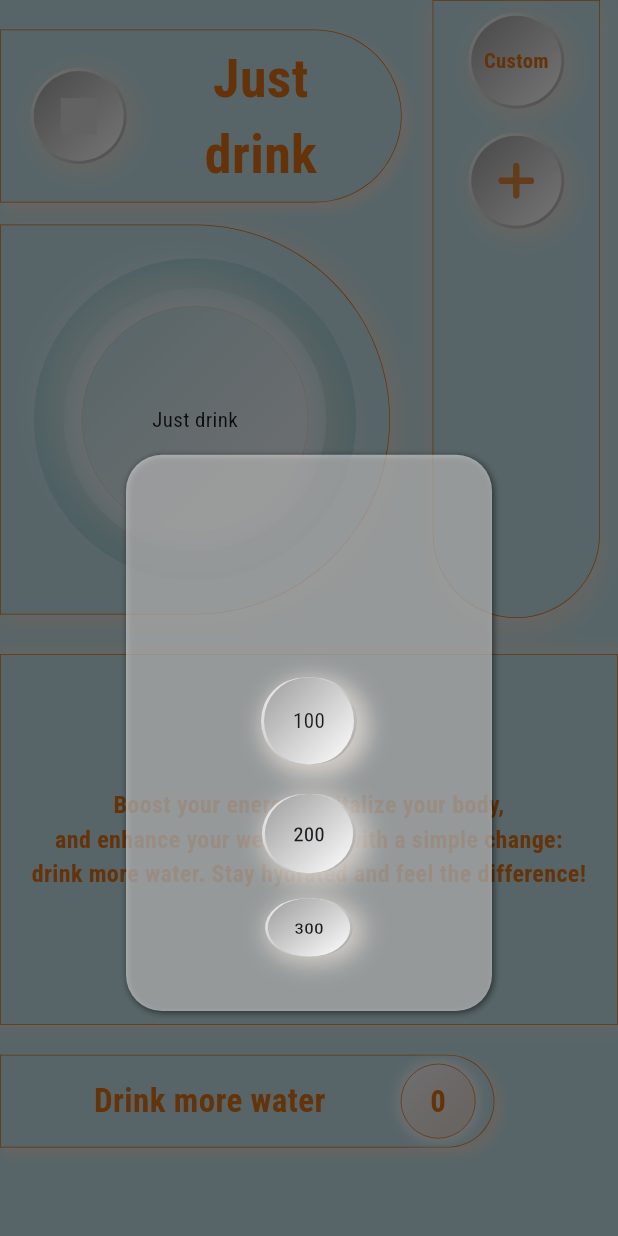
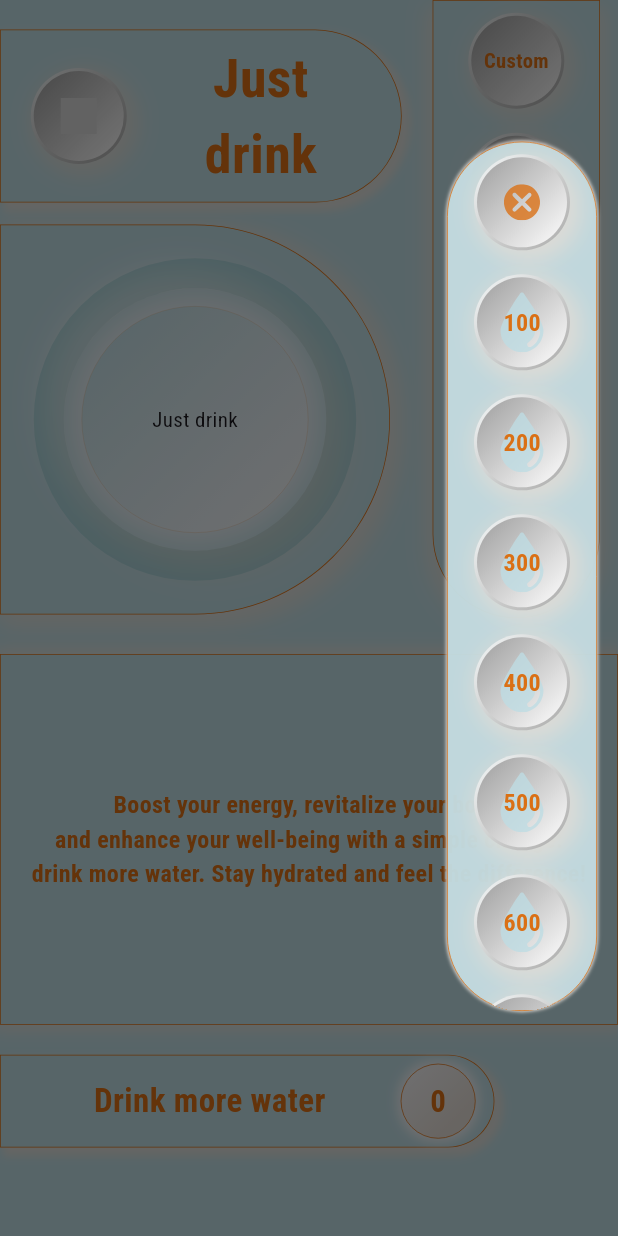
Before and after one commit to denissavishchev/justdrink, a Flutter app: the WaterPage screen opened directly, after a tap on "Custom", on a phone screen of 412 x 824 dp. Run offline on Flutter 3.47's test engine with Material 3 defaults, Android fonts, the light colour scheme and no system bars; our stand-ins replace awesome_notifications, flutter_screenutil, flutter_svg, hive, hive_flutter, permission_handler and 1 more; accounts and stored records are empty.

Commit message:
modal menu

```diff
--- a/lib/providers/water_provider.dart
+++ b/lib/providers/water_provider.dart
@@ -2,11 +2,13 @@ import 'package:awesome_notifications/awesome_notifications.dart';
 import 'package:flutter/material.dart';
 import 'package:hive/hive.dart';
 import 'package:justdrink/widgets/button_widget.dart';
+import '../constants.dart';
 import '../models/boxes.dart';
 import '../models/buttons_model.dart';
 import '../models/water_daily_model.dart';
 import '../pages/settings_page.dart';
 import '../pages/water_page.dart';
+import '../widgets/icon_svg_widget.dart';
 
 class WaterProvider with ChangeNotifier {
 
@@ -110,33 +112,45 @@ class WaterProvider with ChangeNotifier {
         isScrollControlled: true,
         backgroundColor: Colors.transparent,
         builder: (context) {
-          return Container(
-            height: MediaQuery.of(context).size.height * 0.45,
-            margin: const EdgeInsets.fromLTRB(84, 12, 84, 150),
-            padding: const EdgeInsets.symmetric(vertical: 14),
+          return Padding(
+            padding: EdgeInsets.only(
+                top: MediaQuery.of(context).size.height * 0.1,
+                right: 14),
+            child: Align(
+              alignment: Alignment.topRight,
+              child: Container(
+                clipBehavior: Clip.hardEdge,
+                height: MediaQuery.of(context).size.height * 0.8,
+                width: 100,
+                margin: const EdgeInsets.fromLTRB(0, 12, 0, 150),
                 decoration: BoxDecoration(
-                color: Colors.white.withOpacity(0.5),
-                borderRadius: const BorderRadius.all(Radius.circular(24)),
+                    color: kBlue.withOpacity(0.8),
+                    border: Border.all(width: 0.5, color: kOrange),
                     boxShadow: [
                       BoxShadow(
-                      color: Colors.black.withOpacity(0.5),
-                      // spreadRadius: 2,
-                      blurRadius: 3,
-                      offset: const Offset(1, 1)
+                        color: kGrey.withOpacity(0.8),
+                        spreadRadius: 1,
+                        blurRadius: 1,
+                      )
+                    ],
+                    borderRadius: const BorderRadius.all(Radius.circular(130))
                 ),
-                ]
+                child: SingleChildScrollView(
+                  physics: const ScrollPhysics(),
+                  scrollDirection: Axis.vertical,
+                  child: Column(
+                    children: [
+                      ButtonWidget(
+                          child: const IconSvgWidget(icon: 'cancel'),
+                          onTap: () => Navigator.of(context).pop()
                       ),
-            child: ListWheelScrollView(
-              onSelectedItemChanged: (index) {
-                FocusManager.instance.primaryFocus?.unfocus();
-                // data.setDays(index, true);
-              },
-              physics: const FixedExtentScrollPhysics(),
-              itemExtent: 74,
-              children: List.generate(10, (index){
-                return Padding(
-                  padding: const EdgeInsets.only(bottom: 16.0),
-                  child: ButtonWidget(
+                      ListView.builder(
+                        physics: const NeverScrollableScrollPhysics(),
+                        shrinkWrap: true,
+                        scrollDirection: Axis.vertical,
+                        itemCount: 10,
+                        itemBuilder: (context, index){
+                          return ButtonWidget(
                             onTap: () {
                               if(button){
                                 addButton((index + 1) * 100);
@@ -145,9 +159,20 @@ class WaterProvider with ChangeNotifier {
                               }
                               Navigator.of(context).pop();
                             },
-                      child: Text('${(index + 1) * 100}'),),
-                );
-              } ),
+                            child: Stack(
+                              alignment: Alignment.center,
+                              children: [
+                                const IconSvgWidget(icon: 'drop', color: kBlue, padding: 10,),
+                                Text('${(index + 1) * 100}',
+                                  style: kOrangeStyle.copyWith(fontSize: 16),),
+                              ],
+                            ),);
+                        },
+                      ),
+                    ],
+                  ),
+                ),
+              ),
             ),
           );
         });
@@ -159,40 +184,46 @@ class WaterProvider with ChangeNotifier {
         isScrollControlled: true,
         backgroundColor: Colors.transparent,
         builder: (context) {
-          return Container(
-            height: MediaQuery.of(context).size.height * 0.45,
-            margin: const EdgeInsets.fromLTRB(84, 12, 84, 150),
-            padding: const EdgeInsets.symmetric(vertical: 14),
+          return Row(
+            children: [
+              Container(
+                width: MediaQuery.of(context).size.width * 0.8,
+                height: MediaQuery.of(context).size.height * 0.11,
+                margin: const EdgeInsets.fromLTRB(0, 12, 0, 34),
                 decoration: BoxDecoration(
-              color: Colors.white.withOpacity(0.5),
-              borderRadius: const BorderRadius.all(Radius.circular(24)),
+                    color: kBlue.withOpacity(0.8),
+                    border: Border.all(width: 0.5, color: kOrange),
                     boxShadow: [
                       BoxShadow(
-                    color: Colors.black.withOpacity(0.5),
-                    // spreadRadius: 2,
-                    blurRadius: 3,
-                    offset: const Offset(1, 1)
+                        color: kGrey.withOpacity(0.8),
+                        spreadRadius: 1,
+                        blurRadius: 1,
+                      )
+                    ],
+                    borderRadius: const BorderRadius.horizontal(
+                        right: Radius.circular(130))
                 ),
-              ]
-            ),
-            child: Column(
+                child: Row(
                   children: [
-                const SizedBox(height: 20,),
-                Row(
-                  children: [
-                    ElevatedButton(
-                        onPressed: () {
+                    const Spacer(),
+                    Text('Delete button?',
+                        style: kOrangeStyle.copyWith(fontSize: 22)),
+                    const Spacer(),
+                    ButtonWidget(
+                      child: const IconSvgWidget(icon: 'check',),
+                      onTap: () {
                         box.deleteAt(index);
                         Navigator.of(context).pop();
-                        },
-                        child: Text('Ok')),
-                    ElevatedButton(
-                        onPressed: () => Navigator.of(context).pop(),
-                        child: Text('Cancel')),
+                      },),
+                    ButtonWidget(
+                        child: const IconSvgWidget(icon: 'cancel',),
+                        onTap: () => Navigator.of(context).pop()),
+                    const Spacer(),
                   ],
                 ),
+              ),
+              const Spacer(),
             ],
-            ),
           );
         });
   }
```
Also changed, not shown: lib/pages/settings_page.dart (+11 -7 lines), assets/icons/cancel.svg (added), assets/icons/check.svg (added). Lines whose indentation alone changed are shown as unchanged.
